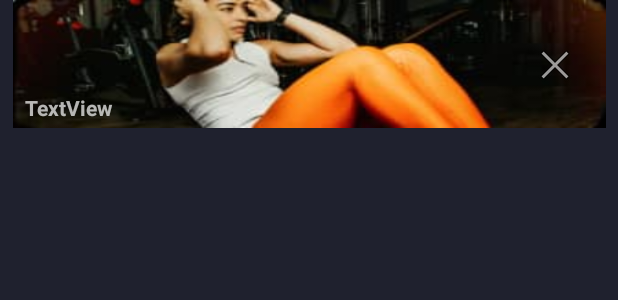
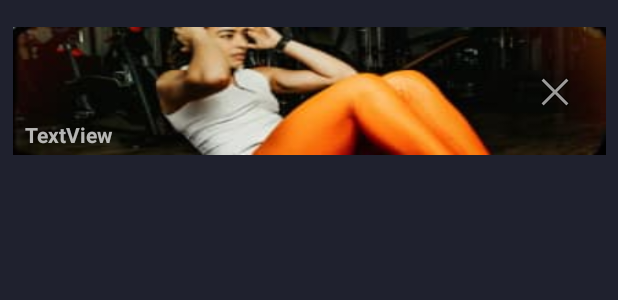
Before and after one commit to ZafkielEdt/ISPC-Mobile, an Android app: the layout routine_item.xml on its own in the app's theme, with its tools: preview values and no code run, on a phone screen of 412 x 824 dp. Shown: the top 300 px of the screen. Run offline under Robolectric (Android 15) with nearby library versions, the phone set to English and light mode, and no system bars.

Commit message:
Update(routine_item.xml): Add margin top

```diff
--- a/app/src/main/res/layout/routine_item.xml
+++ b/app/src/main/res/layout/routine_item.xml
@@ -9,6 +9,7 @@
         android:id="@+id/routineItem"
         android:layout_width="395dp"
         android:layout_height="85dp"
+        android:layout_marginTop="18dp"
         android:background="@drawable/abs"
         android:gravity="bottom"
         android:onClick="goToDescription"
```
